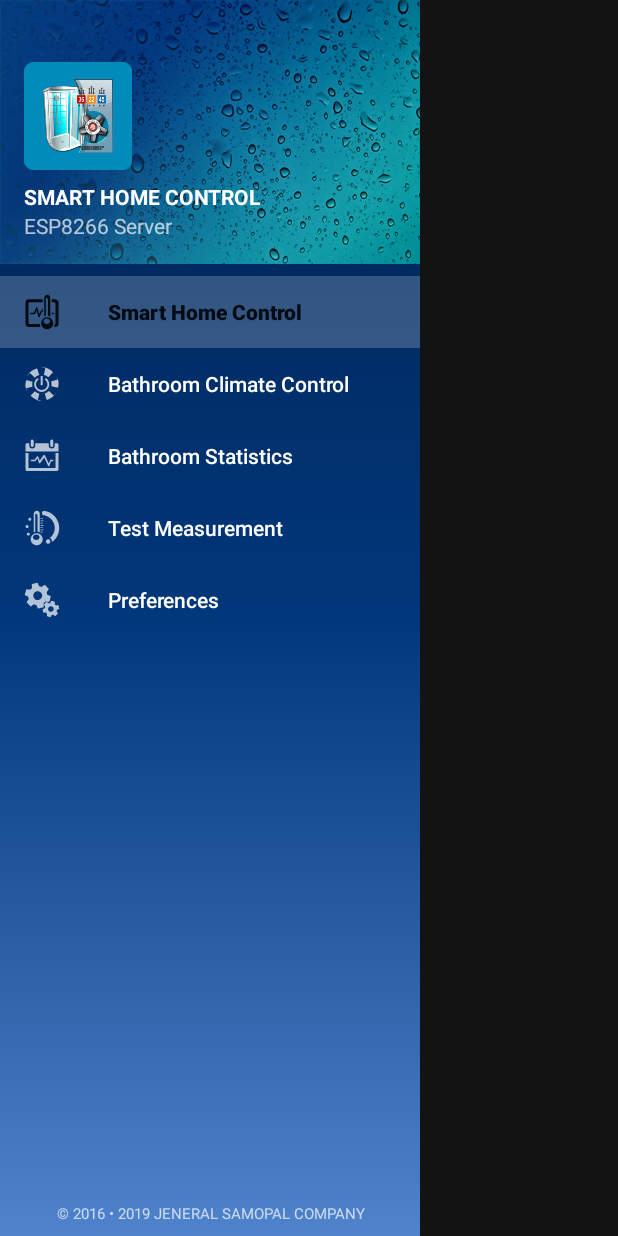
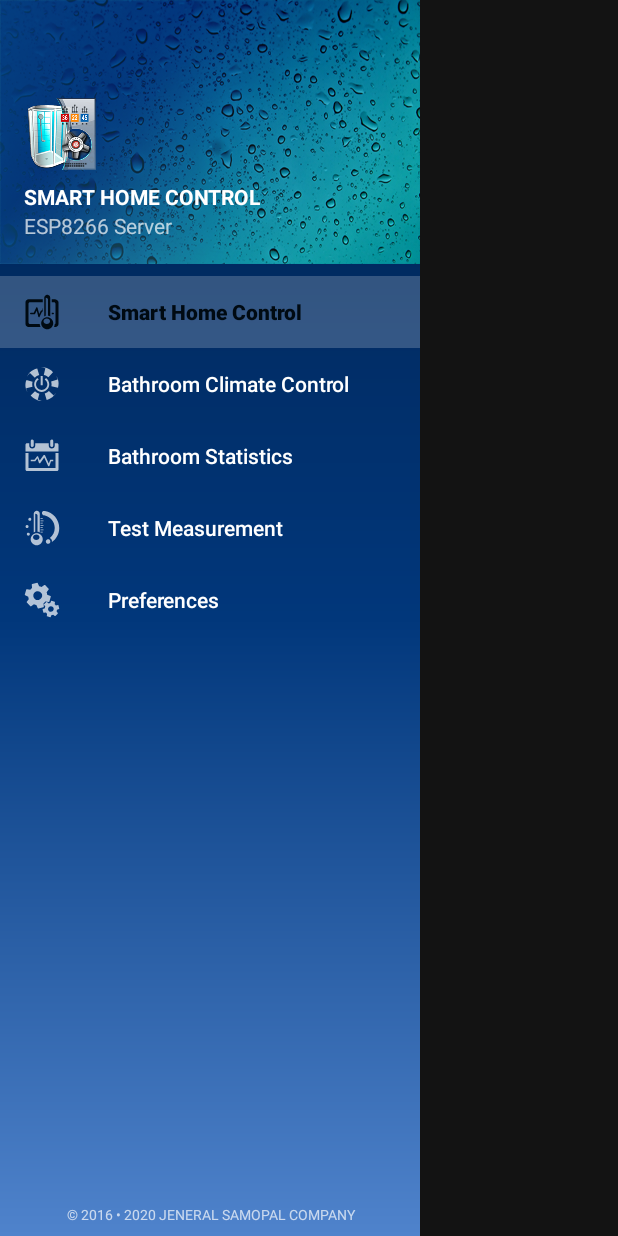
Before and after one commit to SlingMaster/SmartHome-Application, an Android app: the screen it shows after launch (MainActivity), with the side drawer open, on a phone screen of 412 x 824 dp. Run offline under Robolectric (Android 15) with nearby library versions, the phone set to English and light mode, and no system bars.

Commit message:
Clean Code

```diff
--- a/app/src/main/res/layout/activity_main.xml
+++ b/app/src/main/res/layout/activity_main.xml
@@ -34,7 +34,7 @@
             android:singleLine="true"
             android:text="@string/menu_copyright"
             android:textAlignment="center"
-            android:textSize="10sp" />
+            android:textSize="9sp" />
     </android.support.design.widget.NavigationView>
 
 </android.support.v4.widget.DrawerLayout>
--- a/app/src/main/res/layout/content_main.xml
+++ b/app/src/main/res/layout/content_main.xml
@@ -4,6 +4,7 @@
     xmlns:tools="http://schemas.android.com/tools"
     android:layout_width="match_parent"
     android:layout_height="match_parent"
+    android:keepScreenOn="true"
     app:layout_behavior="@string/appbar_scrolling_view_behavior"
     tools:context="com.jsc.smarthome.MainActivity"
     tools:showIn="@layout/app_bar_main">
--- a/app/src/main/res/layout/list_item.xml
+++ b/app/src/main/res/layout/list_item.xml
@@ -68,8 +68,8 @@
         android:layout_width="0dp"
         android:layout_height="wrap_content"
         android:layout_weight="1"
+        android:paddingStart="@dimen/fab_margin"
         android:paddingEnd="@dimen/fab_margin"
-        android:paddingStart="@dimen/fab_margin"
         android:singleLine="true"
         android:text="@string/edit_interval_default"
         android:textAlignment="textEnd"
--- a/app/src/main/res/layout/nav_header_main.xml
+++ b/app/src/main/res/layout/nav_header_main.xml
@@ -6,18 +6,17 @@
     android:background="@drawable/nav_bg"
     android:gravity="bottom"
     android:orientation="vertical"
+    android:paddingLeft="@dimen/activity_horizontal_margin"
+    android:paddingTop="@dimen/activity_vertical_margin"
+    android:paddingRight="@dimen/activity_horizontal_margin"
     android:paddingBottom="@dimen/activity_vertical_margin"
-    android:paddingLeft="@dimen/activity_horizontal_margin"
-    android:paddingRight="@dimen/activity_horizontal_margin"
-    android:paddingTop="@dimen/activity_vertical_margin"
     android:theme="@style/ThemeOverlay.AppCompat.Dark">
 
     <ImageView
         android:layout_width="wrap_content"
         android:layout_height="wrap_content"
         android:contentDescription="@string/empty"
-        android:paddingTop="@dimen/nav_header_vertical_spacing"
-        app:srcCompat="@mipmap/ic_launcher" />
+        app:srcCompat="@mipmap/ic_app" />
 
     <TextView
         android:layout_width="match_parent"
--- a/app/src/main/res/values/colors.xml
+++ b/app/src/main/res/values/colors.xml
@@ -19,4 +19,7 @@
     <color name="item_text_time">#7D929D</color>
     <color name="item_text_delta">#0faba5</color>
     <color name="item_text_warmer">#FF0031</color>
+
+    <color name="actionbar_background">#669f36</color>
+    <color name="actionbar_text_color">#ffffff</color>
 </resources>
--- a/app/src/main/res/values/strings.xml
+++ b/app/src/main/res/values/strings.xml
@@ -5,8 +5,9 @@
     <string name="empty" />
     <string name="sh_url">file:///android_asset/main_sha.html</string>
     <string name="br_url">file:///android_asset/main_wra.html</string>
-    <string name="stats_url">file:///android_asset/statistic/index.html</string>
+    <string name="stats_url_local">file:///android_asset/statistic/index.html</string>
     <string name="test_url">file:///android_asset/test_measurement/index.html</string>
+    <string name="stats_url">http://winecard.ltd.ua/dev/smart_home/hw_statistic/</string>
 
     <string name="default_debug_br_url">http://192.168.1.2/SmartHome/mainWRD.html</string>
     <string name="default_debug_sh_url">http://192.168.1.2/SmartHome/mainSHD.html</string>
@@ -18,8 +19,12 @@
     <!-- Drawer Menu -->
     <string name="menu_title">SMART HOME CONTROL</string>
     <string name="menu_deck">ESP8266 Server</string>
-    <string name="menu_copyright">© 2016 • 2019 JENERAL SAMOPAL COMPANY</string>
-
+    <string name="menu_copyright">© 2016 • 2020 JENERAL SAMOPAL COMPANY</string>
+    <!-- Massages -->
+    <string name="msg_exit">Press once again to exit!</string>
+    <string name="msg_no_sd">There is no any sd card</string>
+    <string name="msg_warn">Warning!</string>
+    <string name="msg_permissions">without requested permissions, application operation will be limited</string>
 
     <string name="menu_develop_title">DEVELOPER MODE</string>
     <string name="menu_bath_room">Bathroom Climate Control</string>
@@ -55,6 +60,7 @@
     <string name="user_settings_title">SETTINGS MEASUREMENT</string>
     <string name="edit_home_ssid">Home WiFi SSID</string>
     <string name="edit_home_ssid_default">JSC-ASUS5G</string>
+    <string name="ssid_default">DEV</string>
     <string name="edit_esp_ip">ESP 8266 Server IP</string>
     <string name="edit_esp_ip_default">http://192.168.1.77</string>
     <string name="edit_measurement_interval">Measurement Interval (second)</string>
@@ -71,7 +77,7 @@
 
     <!-- string settings about -->
     <string name="about_app_title">Smart Home Control</string>
-    <string name="about_copyright">© 2017 • 2019 Jeneral Samopal Company\nDesign and Coding by Alex Dovby</string>
+    <string name="about_copyright">© 2017 • 2020 Jeneral Samopal Company\nDesign and Coding by Alex Dovby</string>
 
     <string name="title_list_db_activity">List Measurement</string>
     <string name="menu_item_clear">Clear</string>
@@ -84,5 +90,7 @@
     <string name="button_last_records">Last</string>
     <string name="button_all_records">All</string>
     <string name="button_cancel">Cancel</string>
+    <string name="button_never">Never</string>
+    <string name="button_continue">Continue</string>
 
 </resources>
--- a/app/src/main/res/values/styles.xml
+++ b/app/src/main/res/values/styles.xml
@@ -1,11 +1,25 @@
 <resources>
 
     <!-- Base application theme. -->
+    <!--    <style name="AppTheme" parent="Theme.AppCompat.NoActionBar"> -->
+
     <style name="AppTheme" parent="Theme.AppCompat.NoActionBar">
         <!-- Customize your theme here. -->
         <item name="colorPrimary">@color/colorPrimary</item>
         <item name="colorPrimaryDark">@color/colorPrimaryDark</item>
         <item name="colorAccent">@color/colorAccent</item>
+        <item name="android:actionBarStyle">@style/MyActionBar</item>
+    </style>
+
+
+    <!-- стиль для текста -->
+    <style name="MyTextAppearance" parent="@android:style/TextAppearance">
+        <item name="android:textColor">@color/actionbar_text_color</item>
+    </style>
+
+    <style name="MyActionBar" parent="@android:style/Widget.Holo.Light.ActionBar">
+        <item name="android:background">@color/actionbar_background</item>
+        <item name="android:titleTextStyle">@style/MyTextAppearance</item>
     </style>
 
     <style name="AppActivityTheme" parent="AppTheme">
@@ -19,6 +33,7 @@
     </style>
 
     <style name="AppTheme.AppBarOverlay" parent="ThemeOverlay.AppCompat.Dark.ActionBar" />
+
     <style name="AppTheme.PopupOverlay" parent="ThemeOverlay.AppCompat.Light" />
 
     <style name="PreferencesTheme" parent="Base.Theme.AppCompat">
@@ -31,6 +46,7 @@
 
 
         <!-- PreferencesTheme ActionBar Style -->
+        <item name="android:actionBarStyle">@style/MyActionBar</item>
         <!--item name="actionBarStyle">@style/ActionBar.Solid</item-->
 
         <!-- active thumb & track color (30% transparency) -->
@@ -40,6 +56,7 @@
         <!-- inactive track color (30% transparency) -->
         <item name="android:colorForeground">#42221f1f</item>
 
+
     </style>
 
 </resources>
--- a/app/src/main/res/xml/pref_about.xml
+++ b/app/src/main/res/xml/pref_about.xml
@@ -3,12 +3,12 @@
 
     <Preference
         android:defaultValue="@string/version"
-        android:icon="@mipmap/ic_launcher"
+        android:icon="@mipmap/ic_app"
         android:key="version"
         android:selectable="false"
         android:shouldDisableView="false"
         android:summary="@string/version"
-        android:title="@string/about_app_title"></Preference>
+        android:title="@string/about_app_title" />
 
     <Preference
         android:icon="@drawable/ic_copyright"
--- a/app/src/main/res/xml/pref_advanced.xml
+++ b/app/src/main/res/xml/pref_advanced.xml
@@ -4,9 +4,8 @@
         android:icon="@drawable/ic_insert_link"
         android:selectable="false"
         android:shouldDisableView="false"
-        android:title="@string/advanced_group_title"></Preference>
+        android:title="@string/advanced_group_title"/>
     <EditTextPreference
-        android:capitalize="words"
         android:defaultValue="@string/default_debug_sh_url"
         android:icon="@drawable/ic_menu_smart_home"
         android:inputType="textCapWords"
@@ -17,7 +16,6 @@
         android:summary="@string/default_debug_sh_url"
         android:title="@string/edit_dev_sh" />
     <EditTextPreference
-        android:capitalize="words"
         android:defaultValue="@string/default_debug_br_url"
         android:icon="@drawable/ic_menu_bathroom_control"
         android:inputType="textCapWords"
@@ -28,7 +26,6 @@
         android:summary="@string/default_debug_br_url"
         android:title="@string/edit_dev_br" />
     <EditTextPreference
-        android:capitalize="words"
         android:defaultValue="@string/default_debug_stats_url"
         android:icon="@drawable/ic_menu_statistic"
         android:inputType="textCapWords"
@@ -39,7 +36,6 @@
         android:summary="@string/default_debug_stats_url"
         android:title="@string/edit_dev_stats" />
     <EditTextPreference
-        android:capitalize="words"
         android:defaultValue="@string/default_debug_test_url"
         android:icon="@drawable/ic_menu_test_measurement"
         android:inputType="textCapWords"
--- a/app/src/main/res/xml/pref_general.xml
+++ b/app/src/main/res/xml/pref_general.xml
@@ -24,12 +24,11 @@
         android:icon="@drawable/ic_user_settings"
         android:selectable="false"
         android:shouldDisableView="false"
-        android:title="@string/user_settings_title">
-    </Preference>
+        android:title="@string/user_settings_title" />
     <EditTextPreference
         android:defaultValue="@string/edit_home_ssid_default"
         android:icon="@drawable/ic_router"
-        android:key="edit_ssid"
+        android:key="home_ssid"
         android:selectAllOnFocus="true"
         android:singleLine="true"
         android:summary="@string/edit_home_ssid_default"
```
Also changed, not shown: app/src/main/res/layout/activity_list_data_base.xml (+4 -18 lines). Lines whose indentation alone changed are shown as unchanged.
